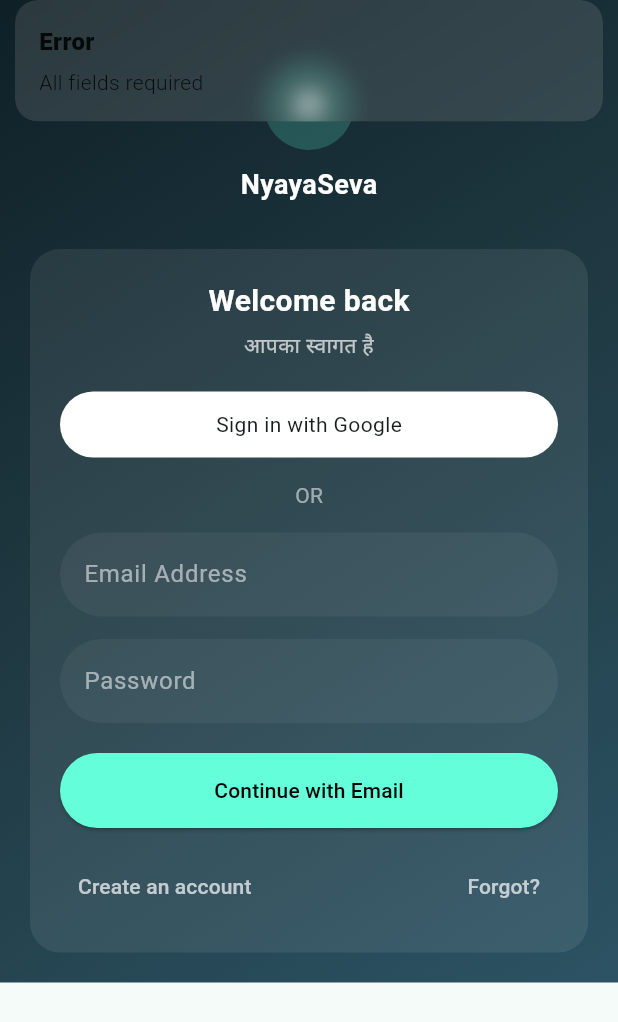
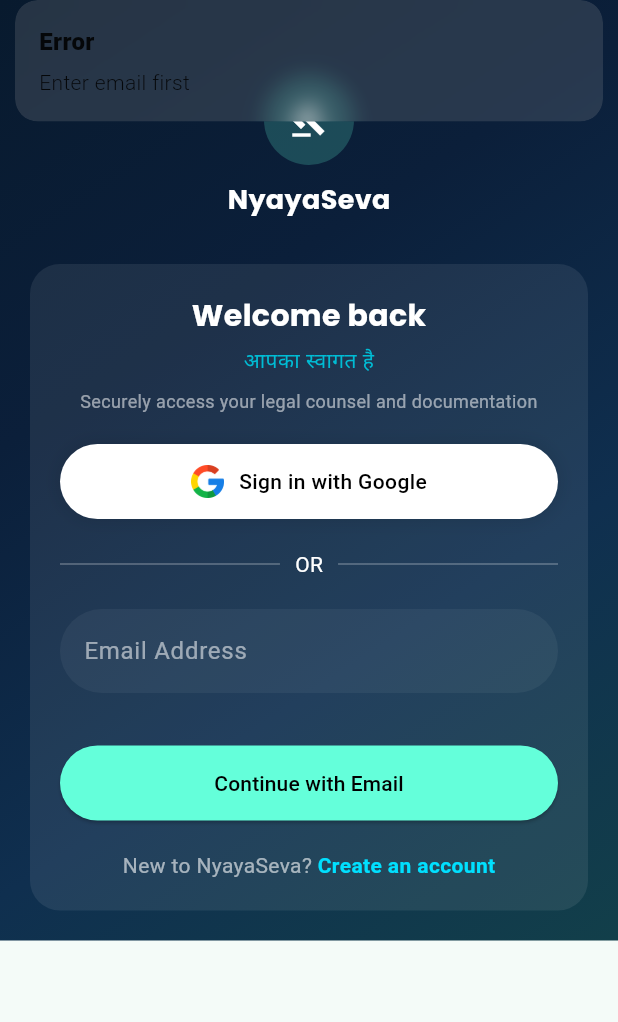
Before and after one commit to 928ankit/nyayaseva_app, a Flutter app: the screen it shows after launch, after a tap on "Continue with Email", on a phone screen of 412 x 824 dp. Shown: the top 1022 px of the screen. Run offline on Flutter 3.47's test engine with Material 3 defaults, Android fonts, the light colour scheme and no system bars; our stand-ins replace firebase_auth, firebase_core, get, google_sign_in; accounts and stored records are empty.

Commit message:
ui updates

```diff
--- a/lib/homepage.dart
+++ b/lib/homepage.dart
@@ -10,13 +10,12 @@
 }
 
 class _HomepageState extends State<Homepage> {
-
   final user = FirebaseAuth.instance.currentUser;
 
-  // 🔥 LOGOUT FUNCTION (IMPORTANT)
+  // LOGOUT FUNCTION (IMPORTANT)
   Future<void> signout() async {
-    await GoogleSignIn().signOut();   // 👈 Google logout
-    await FirebaseAuth.instance.signOut(); // 👈 Firebase logout
+    await GoogleSignIn().signOut(); // Google logout
+    await FirebaseAuth.instance.signOut(); // Firebase logout
   }
 
   @override
@@ -24,19 +23,11 @@
     return Scaffold(
       appBar: AppBar(
         title: Text("Homepage"),
-        actions: [
-          IconButton(
-            onPressed: signout,
-            icon: Icon(Icons.logout),
-          )
-        ],
+        actions: [IconButton(onPressed: signout, icon: Icon(Icons.logout))],
       ),
 
       body: Center(
-        child: Text(
-          user?.email ?? "No Email",
-          style: TextStyle(fontSize: 18),
-        ),
+        child: Text(user?.email ?? "No Email", style: TextStyle(fontSize: 18)),
       ),
 
       floatingActionButton: FloatingActionButton(
--- a/lib/login.dart
+++ b/lib/login.dart
@@ -13,16 +13,29 @@
 }
 
 class _LoginState extends State<Login> {
-
   final email = TextEditingController();
   final password = TextEditingController();
 
   bool isloading = false;
+  bool showPassword = false;
+  bool wrongPassword = false;
 
   // EMAIL LOGIN
   signIn() async {
-    if (email.text.isEmpty || password.text.isEmpty) {
-      Get.snackbar("Error", "All fields required");
+    if (email.text.isEmpty) {
+      Get.snackbar("Error", "Enter email first");
+      return;
+    }
+
+    if (!showPassword) {
+      setState(() {
+        showPassword = true;
+      });
+      return;
+    }
+
+    if (password.text.isEmpty) {
+      Get.snackbar("Error", "Enter password");
       return;
     }
 
@@ -34,19 +47,21 @@
         password: password.text.trim(),
       );
     } on FirebaseAuthException catch (e) {
+      setState(() {
+        wrongPassword = true;
+      });
       Get.snackbar("Error", e.code);
     }
 
     setState(() => isloading = false);
   }
 
-  // GOOGLE LOGIN FUNCTION (IMPORTANT)
+  // GOOGLE LOGIN
   Future<UserCredential?> signInWithGoogle() async {
     try {
-      final GoogleSignInAccount? googleUser =
-      await GoogleSignIn().signIn();
+      final GoogleSignInAccount? googleUser = await GoogleSignIn().signIn();
 
-      if (googleUser == null) return null; // user cancel
+      if (googleUser == null) return null;
 
       final GoogleSignInAuthentication googleAuth =
           await googleUser.authentication;
@@ -56,8 +71,7 @@
         idToken: googleAuth.idToken,
       );
 
-      return await FirebaseAuth.instance
-          .signInWithCredential(credential);
+      return await FirebaseAuth.instance.signInWithCredential(credential);
     } catch (e) {
       Get.snackbar("Error", e.toString());
       return null;
@@ -68,12 +82,13 @@
   Widget build(BuildContext context) {
     return Scaffold(
       body: Container(
-        decoration: BoxDecoration(
+        decoration: const BoxDecoration(
           gradient: LinearGradient(
             colors: [
-              Color(0xFF0F2027),
-              Color(0xFF203A43),
-              Color(0xFF2C5364),
+              Color(0xFF081A2E),
+              Color(0xFF0B1F3A),
+              Color(0xFF0F2F4F),
+              Color(0xFF123F4A),
             ],
             begin: Alignment.topLeft,
             end: Alignment.bottomRight,
@@ -81,96 +96,163 @@
         ),
         child: SafeArea(
           child: isloading
-              ? Center(child: CircularProgressIndicator(color: Colors.white))
+              ? const Center(
+                  child: CircularProgressIndicator(color: Colors.white),
+                )
               : SingleChildScrollView(
                   child: Padding(
                     padding: const EdgeInsets.all(20),
                     child: Column(
                       children: [
+                        const SizedBox(height: 30),
 
-                  SizedBox(height: 20),
-
+                        // Logo
                         CircleAvatar(
                           radius: 30,
                           backgroundColor: Colors.tealAccent.withOpacity(0.2),
-                    child: Icon(Icons.balance, color: Colors.white),
+                          child: const Icon(Icons.gavel, color: Colors.white),
                         ),
 
-                  SizedBox(height: 10),
+                        const SizedBox(height: 10),
 
-                  Text(
+                        const Text(
                           "NyayaSeva",
                           style: TextStyle(
                             color: Colors.white,
                             fontSize: 18,
-                        fontWeight: FontWeight.bold),
+                            fontWeight: FontWeight.bold,
+                            fontFamily: "Poppins",
+                          ),
                         ),
 
-                  SizedBox(height: 30),
+                        const SizedBox(height: 30),
 
+                        // Card
                         Container(
-                    padding: EdgeInsets.all(20),
+                          padding: const EdgeInsets.all(20),
                           decoration: BoxDecoration(
                             color: Colors.white.withOpacity(0.08),
                             borderRadius: BorderRadius.circular(20),
                           ),
                           child: Column(
                             children: [
-
-                        Text(
+                              const Text(
                                 "Welcome back",
                                 style: TextStyle(
                                   color: Colors.white,
                                   fontSize: 20,
-                              fontWeight: FontWeight.bold),
+                                  fontWeight: FontWeight.bold,
+                                  fontFamily: "Poppins",
+                                ),
                               ),
 
-                        SizedBox(height: 5),
+                              const SizedBox(height: 5),
 
-                        Text(
+                              const Text(
                                 "आपका स्वागत है",
-                          style: TextStyle(color: Colors.white70),
+                                style: TextStyle(
+                                  color: Colors.cyan,
+                                  fontWeight: FontWeight.w500,
+                                  fontFamily: "Poppins",
+                                ),
                               ),
 
-                        SizedBox(height: 20),
+                              const SizedBox(height: 8),
+
+                              const Text(
+                                "Securely access your legal counsel and documentation",
+                                textAlign: TextAlign.center,
+                                style: TextStyle(
+                                  color: Colors.white54,
+                                  fontSize: 12,
+                                  height: 1.4,
+                                ),
+                              ),
+
+                              const SizedBox(height: 20),
 
                               // GOOGLE BUTTON
                               GestureDetector(
                                 onTap: () async {
                                   setState(() => isloading = true);
-
                                   var user = await signInWithGoogle();
-
                                   setState(() => isloading = false);
 
                                   if (user != null) {
-                              Get.snackbar("Success", "Google Login Success");
+                                    Get.snackbar(
+                                      "Success",
+                                      "Google Login Success",
+                                    );
                                   }
                                 },
                                 child: Container(
-                            padding: EdgeInsets.symmetric(vertical: 12),
+                                  padding: const EdgeInsets.symmetric(
+                                    vertical: 14,
+                                  ),
                                   decoration: BoxDecoration(
                                     color: Colors.white,
                                     borderRadius: BorderRadius.circular(30),
+                                    boxShadow: const [
+                                      BoxShadow(
+                                        color: Colors.black12,
+                                        blurRadius: 10,
                                       ),
-                            child: Center(
-                              child: Text("Sign in with Google"),
+                                    ],
+                                  ),
+                                  child: Row(
+                                    mainAxisAlignment: MainAxisAlignment.center,
+                                    children: [
+                                      Image.asset(
+                                        "assets/images/google.png",
+                                        height: 22,
+                                      ),
+                                      const SizedBox(width: 10),
+                                      const Text(
+                                        "Sign in with Google",
+                                        style: TextStyle(
+                                          color: Colors.black,
+                                          fontWeight: FontWeight.w500,
+                                        ),
+                                      ),
+                                    ],
                                   ),
                                 ),
                               ),
 
-                        SizedBox(height: 15),
+                              const SizedBox(height: 20),
 
-                        Text("OR", style: TextStyle(color: Colors.white54)),
+                              // OR
+                              Row(
+                                children: const [
+                                  Expanded(
+                                    child: Divider(color: Colors.white30),
+                                  ),
+                                  Padding(
+                                    padding: EdgeInsets.symmetric(
+                                      horizontal: 10,
+                                    ),
+                                    child: Text(
+                                      "OR",
+                                      style: TextStyle(color: Colors.white),
+                                    ),
+                                  ),
+                                  Expanded(
+                                    child: Divider(color: Colors.white30),
+                                  ),
+                                ],
+                              ),
 
-                        SizedBox(height: 15),
+                              const SizedBox(height: 20),
 
+                              // EMAIL
                               TextField(
                                 controller: email,
-                          style: TextStyle(color: Colors.white),
+                                style: const TextStyle(color: Colors.white),
                                 decoration: InputDecoration(
                                   hintText: "Email Address",
-                            hintStyle: TextStyle(color: Colors.white54),
+                                  hintStyle: const TextStyle(
+                                    color: Colors.white54,
+                                  ),
                                   filled: true,
                                   fillColor: Colors.white.withOpacity(0.05),
                                   border: OutlineInputBorder(
@@ -180,15 +262,19 @@
                                 ),
                               ),
 
-                        SizedBox(height: 15),
+                              const SizedBox(height: 15),
 
+                              // PASSWORD
+                              if (showPassword)
                                 TextField(
                                   controller: password,
                                   obscureText: true,
-                          style: TextStyle(color: Colors.white),
+                                  style: const TextStyle(color: Colors.white),
                                   decoration: InputDecoration(
                                     hintText: "Password",
-                            hintStyle: TextStyle(color: Colors.white54),
+                                    hintStyle: const TextStyle(
+                                      color: Colors.white54,
+                                    ),
                                     filled: true,
                                     fillColor: Colors.white.withOpacity(0.05),
                                     border: OutlineInputBorder(
@@ -198,8 +284,9 @@
                                   ),
                                 ),
 
-                        SizedBox(height: 20),
+                              const SizedBox(height: 20),
 
+                              // CONTINUE
                               SizedBox(
                                 width: double.infinity,
                                 child: ElevatedButton(
@@ -207,37 +294,56 @@
                                   style: ElevatedButton.styleFrom(
                                     backgroundColor: Colors.tealAccent,
                                     foregroundColor: Colors.black,
-                              padding: EdgeInsets.symmetric(vertical: 15),
+                                    padding: const EdgeInsets.symmetric(
+                                      vertical: 15,
+                                    ),
                                     shape: RoundedRectangleBorder(
                                       borderRadius: BorderRadius.circular(30),
                                     ),
                                   ),
-                            child: Text("Continue with Email"),
+                                  child: const Text("Continue with Email"),
                                 ),
                               ),
 
-                        SizedBox(height: 15),
+                              const SizedBox(height: 10),
 
-                        Row(
-                          mainAxisAlignment: MainAxisAlignment.spaceBetween,
-                          children: [
+                              // FORGOT
+                              if (wrongPassword)
                                 TextButton(
-                              onPressed: () =>
-                                  Get.to(() => const Signup()),
-                              child: Text(
-                                "Create an account",
-                                style: TextStyle(color: Colors.white70),
+                                  onPressed: () => Get.to(() => const Forgot()),
+                                  child: const Text(
+                                    "Forgot Password?",
+                                    style: TextStyle(color: Colors.red),
                                   ),
                                 ),
-                            TextButton(
-                              onPressed: () =>
-                                  Get.to(() => const Forgot()),
-                              child: Text(
-                                "Forgot?",
-                                style: TextStyle(color: Colors.white70),
+
+                              const SizedBox(height: 10),
+
+                              // SIGNUP
+                              Padding(
+                                padding: const EdgeInsets.symmetric(
+                                  horizontal: 20,
+                                ),
+                                child: Wrap(
+                                  alignment: WrapAlignment.center,
+                                  children: [
+                                    Text(
+                                      "New to NyayaSeva? ",
+                                      style: TextStyle(
+                                        color: Colors.white60,
+                                        fontSize: 14,
+                                      ),
+                                    ),
+                                    Text(
+                                      "Create an account",
+                                      style: TextStyle(
+                                        color: Color(0xFF00E0FF),
+                                        fontWeight: FontWeight.bold,
+                                        fontSize: 14,
                                       ),
                                     ),
                                   ],
+                                ),
                               ),
                             ],
                           ),
--- a/lib/main.dart
+++ b/lib/main.dart
@@ -1,15 +1,14 @@
 import 'package:flutter/material.dart';
 import 'package:firebase_core/firebase_core.dart';
 import 'package:get/get.dart';
+import 'package:nyayaseva_app/splash.dart';
 import 'package:nyayaseva_app/wrapper.dart';
 import 'firebase_options.dart';
 
 void main() async {
   WidgetsFlutterBinding.ensureInitialized();
 
-  await Firebase.initializeApp(
-    options: DefaultFirebaseOptions.currentPlatform,
-  );
+  await Firebase.initializeApp(options: DefaultFirebaseOptions.currentPlatform);
 
   runApp(const MyApp());
 }
@@ -27,7 +26,7 @@
       ),
 
       // IMPORTANT (wrapper handles everything)
-      home: const Wrapper(),
+      home: const SplashScreen(),
     );
   }
 }
--- /dev/null
+++ b/lib/splash.dart
@@ -0,0 +1,190 @@
+import 'dart:async';
+import 'package:flutter/material.dart';
+import 'wrapper.dart';
+
+class SplashScreen extends StatefulWidget {
+  const SplashScreen({super.key});
+
+  @override
+  State<SplashScreen> createState() => _SplashScreenState();
+}
+
+class _SplashScreenState extends State<SplashScreen>
+    with TickerProviderStateMixin {
+  late AnimationController rippleController;
+  late AnimationController glowController;
+
+  @override
+  void initState() {
+    super.initState();
+
+    rippleController = AnimationController(
+      vsync: this,
+      duration: const Duration(seconds: 2),
+    )..repeat();
+
+    glowController = AnimationController(
+      vsync: this,
+      duration: const Duration(seconds: 1),
+    )..repeat(reverse: true);
+
+    // Redirect after 3 sec
+    Timer(const Duration(seconds: 3), () {
+      Navigator.pushReplacement(
+        context,
+        MaterialPageRoute(builder: (_) => const Wrapper()),
+      );
+    });
+  }
+
+  @override
+  void dispose() {
+    rippleController.dispose();
+    glowController.dispose();
+    super.dispose();
+  }
+
+  @override
+  Widget build(BuildContext context) {
+    return Scaffold(
+      body: Container(
+        width: double.infinity,
+        decoration: const BoxDecoration(
+          gradient: LinearGradient(
+            colors: [Color(0xFF0F2027), Color(0xFF203A43), Color(0xFF2C5364)],
+            begin: Alignment.topLeft,
+            end: Alignment.bottomRight,
+          ),
+        ),
+        child: Column(
+          mainAxisAlignment: MainAxisAlignment.center,
+          children: [
+            // 🌊 Ripple + Glow Mic
+            Stack(
+              alignment: Alignment.center,
+              children: [
+                // Ripple animation
+                AnimatedBuilder(
+                  animation: rippleController,
+                  builder: (context, child) {
+                    return Container(
+                      width: 150 + (rippleController.value * 120),
+                      height: 150 + (rippleController.value * 120),
+                      decoration: BoxDecoration(
+                        shape: BoxShape.circle,
+                        color: Colors.cyan.withOpacity(
+                          0.3 - rippleController.value * 0.3,
+                        ),
+                      ),
+                    );
+                  },
+                ),
+
+                // Glow mic
+                AnimatedBuilder(
+                  animation: glowController,
+                  builder: (context, child) {
+                    return Container(
+                      padding: const EdgeInsets.all(25),
+                      decoration: BoxDecoration(
+                        shape: BoxShape.circle,
+                        boxShadow: [
+                          BoxShadow(
+                            color: Colors.cyan.withOpacity(
+                              0.7 * glowController.value,
+                            ),
+                            blurRadius: 40,
+                            spreadRadius: 10,
+                          ),
+                        ],
+                      ),
+                      child: const Icon(
+                        Icons.mic,
+                        size: 60,
+                        color: Colors.cyan,
+                      ),
+                    );
+                  },
+                ),
+              ],
+            ),
+
+            const SizedBox(height: 30),
+
+            // Hindi text
+            const Text(
+              "न्यायसेवा",
+              style: TextStyle(
+                fontFamily: 'Poppins',
+                color: Colors.white,
+                fontSize: 30,
+                fontWeight: FontWeight.bold,
+              ),
+            ),
+
+            const SizedBox(height: 8),
+
+            // English text
+            const Text(
+              "NYAYASEVA",
+              style: TextStyle(
+                fontFamily: 'Poppins',
+                color: Colors.cyan,
+                fontSize: 18,
+                letterSpacing: 2,
+              ),
+            ),
+
+            const SizedBox(height: 8),
+
+            const Text(
+              "आपकी आवाज, आपका न्याय",
+              style: TextStyle(color: Colors.white70),
+            ),
+
+            const SizedBox(height: 40),
+
+            // 🔥 Gradient Button
+            Container(
+              padding: const EdgeInsets.symmetric(horizontal: 40, vertical: 14),
+              decoration: BoxDecoration(
+                gradient: const LinearGradient(
+                  colors: [Color(0xFFFF8C00), Color(0xFFFF5E00)],
+                ),
+                borderRadius: BorderRadius.circular(30),
+                boxShadow: [
+                  BoxShadow(
+                    color: Colors.orange.withOpacity(0.4),
+                    blurRadius: 10,
+                    offset: const Offset(0, 5),
+                  ),
+                ],
+              ),
+              child: const Row(
+                mainAxisSize: MainAxisSize.min,
+                children: [
+                  Icon(Icons.mic, color: Colors.black),
+                  SizedBox(width: 10),
+                  Text(
+                    "बोलना शुरू करें",
+                    style: TextStyle(
+                      color: Colors.black,
+                      fontWeight: FontWeight.bold,
+                    ),
+                  ),
+                ],
+              ),
+            ),
+
+            const SizedBox(height: 20),
+
+            const Text(
+              "🌐 Change Language / भाषा बदलें",
+              style: TextStyle(color: Colors.white54),
+            ),
+          ],
+        ),
+      ),
+    );
+  }
+}
--- a/lib/verifyemail.dart
+++ b/lib/verifyemail.dart
@@ -11,39 +11,38 @@
 }
 
 class _VerifyState extends State<Verify> {
-
   @override
   void initState() {
     sendverifylink();
     super.initState();
   }
 
-  // 🔗 Send Verification Link
+  // Send Verification Link
   sendverifylink() async {
     final user = FirebaseAuth.instance.currentUser;
-    await user!.sendEmailVerification().then((value) => {
-      Get.snackbar(
+    await user!.sendEmailVerification().then(
+      (value) => {
+        Get.snackbar(
           'Link sent',
           'A link has been send to your email',
           margin: EdgeInsets.all(30),
-          snackPosition: SnackPosition.BOTTOM
-      )
-    });
+          snackPosition: SnackPosition.BOTTOM,
+        ),
+      },
+    );
   }
 
-  // 🔄 Reload Page
+  // Reload Page
   reload() async {
-    await FirebaseAuth.instance.currentUser!
-        .reload()
-        .then((value) => Get.offAll(Wrapper()));
+    await FirebaseAuth.instance.currentUser!.reload().then(
+      (value) => Get.offAll(Wrapper()),
+    );
   }
 
   @override
   Widget build(BuildContext context) {
     return Scaffold(
-      appBar: AppBar(
-        title: Text("Verification"),
-      ),
+      appBar: AppBar(title: Text("Verification")),
       body: Padding(
         padding: const EdgeInsets.all(28.0),
         child: Center(
--- a/lib/wrapper.dart
+++ b/lib/wrapper.dart
@@ -12,14 +12,12 @@
 }
 
 class _WrapperState extends State<Wrapper> {
-
   @override
   Widget build(BuildContext context) {
     return Scaffold(
       body: StreamBuilder<User?>(
         stream: FirebaseAuth.instance.authStateChanges(),
         builder: (context, snapshot) {
-
           // loading state
           if (snapshot.connectionState == ConnectionState.waiting) {
             return Center(child: CircularProgressIndicator());
@@ -30,7 +28,8 @@
             User user = snapshot.data!;
 
             // email verification check
-            if (user.emailVerified || user.providerData.any((p) => p.providerId == 'google.com')) {
+            if (user.emailVerified ||
+                user.providerData.any((p) => p.providerId == 'google.com')) {
               return Homepage();
             } else {
               return Verify();
```
Also changed, not shown: lib/forgot.dart (+11 -14 lines), pubspec.yaml (+7 -33 lines), assets/fonts/poppins-bold.ttf (added), assets/fonts/poppins-regular.ttf (added), assets/images/google.png (added). Lines whose indentation alone changed are shown as unchanged.
